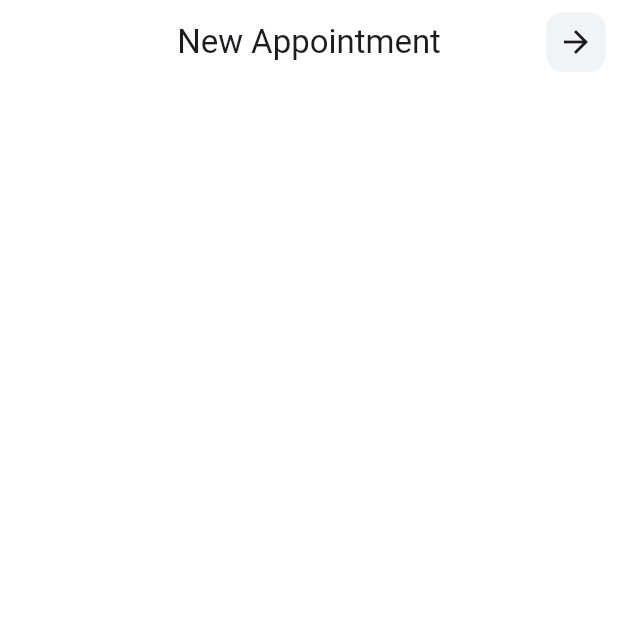
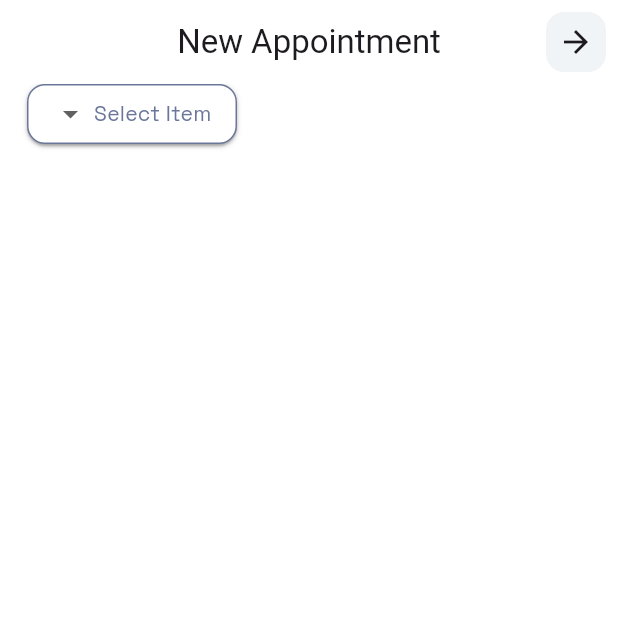
Before and after one commit to Open-Sourcers/DocLink_Flutter, a Flutter app: the NewAppointmentView screen opened by its route, on a phone screen of 412 x 824 dp, the top half of it. Run offline on Flutter 3.47's test engine with Material 3 defaults, Android fonts, the phone set to English and light mode, and no system bars; drawn by our look-alikes of dropdown_button2; our stand-ins replace awesome_dialog, dartz, dio, flutter_bloc, flutter_screenutil, flutter_svg and 7 more.

Commit message:
create custom drop down feild

```diff
--- a/lib/features/user_views/new_appointment/presentation/views/new_appointment_view.dart
+++ b/lib/features/user_views/new_appointment/presentation/views/new_appointment_view.dart
@@ -1,5 +1,6 @@
 import 'package:doc_link_project/core/common/widgets/custom_user_app_bar.dart';
 import 'package:doc_link_project/core/utils/app_colors.dart';
+import 'package:doc_link_project/features/user_views/new_appointment/presentation/views/widgets/new_appointment_view_body.dart';
 import 'package:doc_link_project/generated/l10n.dart';
 import 'package:flutter/material.dart';
 
@@ -16,6 +17,7 @@ class NewAppointmentView extends StatelessWidget {
         title: Text(S.of(context).newAppointment),
         centerTitle: true,
       ),
+      body: const NewAppointmentViewBody(),
     );
   }
 }
--- /dev/null
+++ b/lib/features/user_views/new_appointment/presentation/views/widgets/custom_drop_down_feild.dart
@@ -0,0 +1,60 @@
+import 'package:doc_link_project/core/utils/app_colors.dart';
+import 'package:doc_link_project/core/utils/styless.dart';
+import 'package:dropdown_button2/dropdown_button2.dart';
+import 'package:flutter/material.dart';
+
+class CustomDropDownFeild extends StatefulWidget {
+  const CustomDropDownFeild({super.key});
+
+  @override
+  State<CustomDropDownFeild> createState() => _CustomDropDownFeildState();
+}
+
+class _CustomDropDownFeildState extends State<CustomDropDownFeild> {
+  final List<String> items = [
+    'Jule , 2022',
+    'Mar , 2022',
+    'Nov , 2022',
+    'Dec , 2022',
+  ];
+  String? selectedValue;
+
+  @override
+  Widget build(BuildContext context) {
+    return DropdownButtonHideUnderline(
+      child: DropdownButton2<String>(
+        isExpanded: true,
+        hint: const Text(
+          'Select Item',
+          style: Styless.textRegular14,
+        ),
+        items: items
+            .map((String item) => DropdownMenuItem<String>(
+                  value: item,
+                  child: Text(item, style: Styless.textSemiBold15),
+                ))
+            .toList(),
+        value: selectedValue,
+        onChanged: (String? value) {
+          setState(() {
+            selectedValue = value;
+          });
+        },
+        buttonStyleData: ButtonStyleData(
+          padding: const EdgeInsets.symmetric(horizontal: 16),
+          elevation: 1,
+          decoration: BoxDecoration(
+            color: AppColors.white,
+            border: Border.all(width: 1, color: AppColors.grey),
+            borderRadius: BorderRadius.circular(12),
+          ),
+          height: 40,
+          width: 140,
+        ),
+        menuItemStyleData: const MenuItemStyleData(
+          height: 40,
+        ),
+      ),
+    );
+  }
+}
--- /dev/null
+++ b/lib/features/user_views/new_appointment/presentation/views/widgets/new_appointment_time.dart
@@ -0,0 +1,15 @@
+import 'package:doc_link_project/features/user_views/new_appointment/presentation/views/widgets/custom_drop_down_feild.dart';
+import 'package:flutter/material.dart';
+
+class NewAppointmentTime extends StatelessWidget {
+  const NewAppointmentTime({super.key});
+
+  @override
+  Widget build(BuildContext context) {
+    return const Column(
+      children: [
+        CustomDropDownFeild(),
+      ],
+    );
+  }
+}
--- /dev/null
+++ b/lib/features/user_views/new_appointment/presentation/views/widgets/new_appointment_view_body.dart
@@ -0,0 +1,18 @@
+import 'package:doc_link_project/features/user_views/new_appointment/presentation/views/widgets/new_appointment_time.dart';
+import 'package:flutter/material.dart';
+
+class NewAppointmentViewBody extends StatelessWidget {
+  const NewAppointmentViewBody({super.key});
+
+  @override
+  Widget build(BuildContext context) {
+    return const Padding(
+      padding: EdgeInsets.symmetric(horizontal: 18.0),
+      child: Column(
+        children: [
+          NewAppointmentTime(),
+        ],
+      ),
+    );
+  }
+}
--- a/pubspec.yaml
+++ b/pubspec.yaml
@@ -33,6 +33,7 @@ dependencies:
   cupertino_icons: ^1.0.8
   dartz: ^0.10.1
   dio: ^5.7.0
+  dropdown_button2: ^2.3.9
   flutter:
     sdk: flutter
   flutter_bloc: ^8.1.6
```
Also changed, not shown: pubspec.lock.
